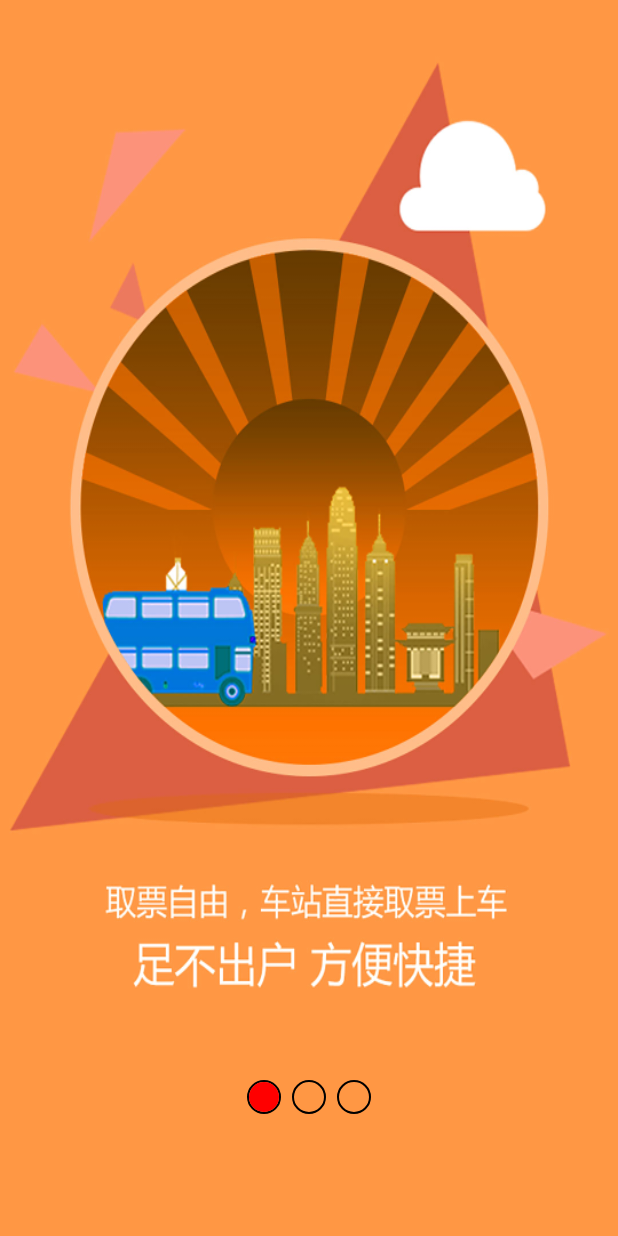
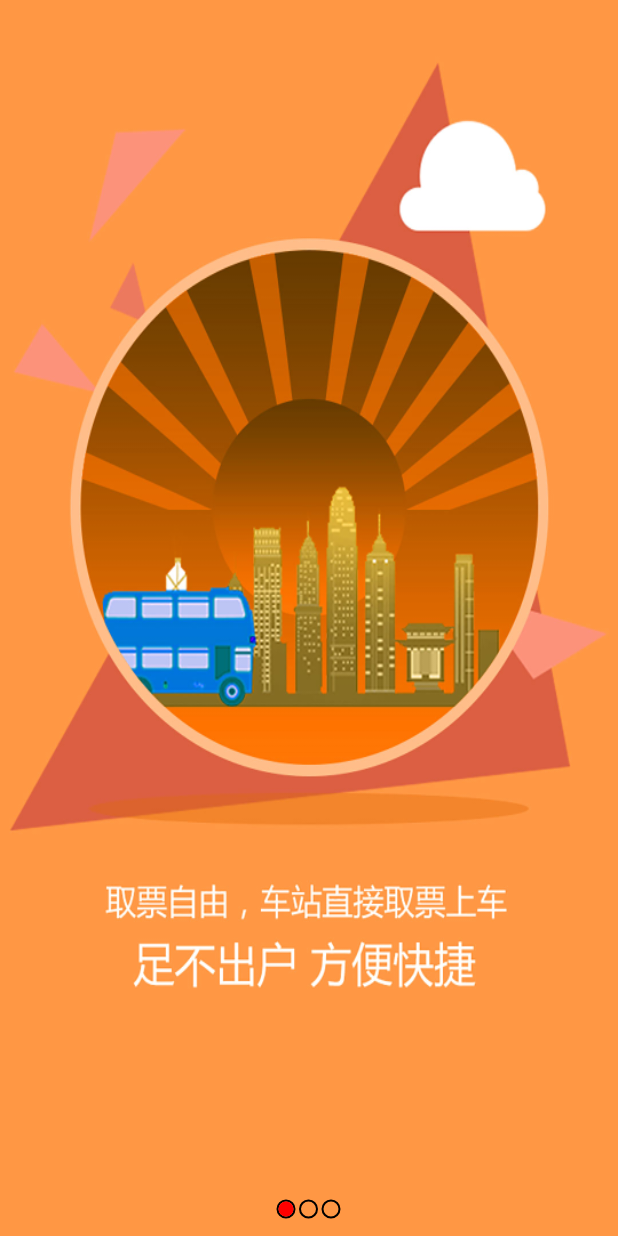
Before and after one commit to aitonjiaotong/BaMinPiaoWu20160422, an Android app: the screen it shows after launch (GuideActivity), on a phone screen of 412 x 824 dp. Run offline under Robolectric (Android 15) with nearby library versions, the phone set to English and light mode, and no system bars; our stand-ins replace CircleImageView.

Commit message:
2016年4月22日17:07:55

```diff
--- a/八闽客票/src/main/java/bamin/com/kepiao/activity/GuideActivity.java
+++ b/八闽客票/src/main/java/bamin/com/kepiao/activity/GuideActivity.java
@@ -37,7 +37,8 @@ public class GuideActivity extends FragmentActivity
         @Override
         public void onPageScrolled(int position, float positionOffset, int positionOffsetPixels)
         {
-            mViewPagerIndicator.move(positionOffset, position);
+//            mViewPagerIndicator.move(positionOffset, position);
+            mViewPagerIndicator.move( position);
         }
 
         @Override
--- a/八闽客票/src/main/java/bamin/com/kepiao/customView/ViewPagerIndicator.java
+++ b/八闽客票/src/main/java/bamin/com/kepiao/customView/ViewPagerIndicator.java
@@ -13,9 +13,10 @@ import android.view.View;
 import bamin.com.kepiao.R;
 
 
-public class ViewPagerIndicator extends View {
-	private static int CX ;
-	private static  int CY ;
+public class ViewPagerIndicator extends View
+{
+    private static int CX;
+    private static int CY;
     private static float radiusSize = 20;
 
     //	private Paint paint;
@@ -26,13 +27,16 @@ public class ViewPagerIndicator extends View {
     private int indicatorCount;
 
     @Override
-	protected void onDraw(Canvas canvas) {
-		if (CX == 0){
+    protected void onDraw(Canvas canvas)
+    {
+        if (CX == 0)
+        {
             int width = getWidth();
             CY = getHeight() / 2;
-			switch (layout_position) {
+            switch (layout_position)
+            {
                 case 0:// 居中
-				CX = (int) (width/2 - (indicatorCount - 1) * 1.5 * radiusSize);
+                    CX = (int) (width / 2 - (indicatorCount - 1) * 1.5 * radiusSize);
                     break;
                 case 1:// 居左
                     CX = (int) (2 * radiusSize);
@@ -45,7 +49,8 @@ public class ViewPagerIndicator extends View {
                     break;
             }
         }
-		for (int i = 0; i < indicatorCount; i++) {
+        for (int i = 0; i < indicatorCount; i++)
+        {
 //			canvas.drawCircle(CX + i * 3 * radiusSize, CY, radiusSize, paint);
             canvas.drawCircle(CX + i * 3 * radiusSize, CY, radiusSize + 1, paint2);
         }
@@ -53,21 +58,36 @@ public class ViewPagerIndicator extends View {
         canvas.drawCircle(CX + offset, CY, radiusSize, paint3);
     }
 
-	public void move(float percent, int position) {
-		if(position == (indicatorCount - 1))
+    public void move(int position)
+    {
+        if (position == 0)
+        {
+            offset = (int) ((position) * 3 * radiusSize);
+        } else
+        {
+            offset = (int) ((position) * 3 * radiusSize) + 1;
+        }
+        invalidate();
+    }
+
+    public void move(float percent, int position)
+    {
+        if (position == (indicatorCount - 1))
         {
             percent = 0;
         }
-		if(position == 0 ){
+        if (position == 0)
+        {
             offset = (int) ((percent + position) * 3 * radiusSize);
-		}else
+        } else
         {
             offset = (int) ((percent + position) * 3 * radiusSize) + 1;
         }
         invalidate();
     }
 
-	private void initPaint() {
+    private void initPaint()
+    {
 //		paint = new Paint(Paint.ANTI_ALIAS_FLAG);
 //		paint.setColor(Color.LTGRAY);
 //		paint.setTextSize(26);
@@ -81,7 +101,8 @@ public class ViewPagerIndicator extends View {
         paint2.setTextSize(26);
     }
 
-	public ViewPagerIndicator(Context context, AttributeSet attrs) {
+    public ViewPagerIndicator(Context context, AttributeSet attrs)
+    {
         super(context, attrs);
         TypedArray array = context.obtainStyledAttributes(attrs,
                 R.styleable.ViewPagerIndicator);
@@ -93,15 +114,6 @@ public class ViewPagerIndicator extends View {
         initPaint();
 
 
-
-
-
-
-
-
-
-
-
     }
 
 }
--- a/八闽客票/src/main/res/layout/activity_guide.xml
+++ b/八闽客票/src/main/res/layout/activity_guide.xml
@@ -1,27 +1,27 @@
 <?xml version="1.0" encoding="utf-8"?>
 <RelativeLayout
     xmlns:android="http://schemas.android.com/apk/res/android"
+    xmlns:ViewPagerIndicator="http://schemas.android.com/apk/res-auto"
     xmlns:tools="http://schemas.android.com/tools"
-    xmlns:ViewPagerIndicator="http://schemas.android.com/apk/res-auto"
     android:layout_width="match_parent"
     android:layout_height="match_parent"
     tools:context="bamin.com.kepiao.activity.GuideActivity">
 
     <android.support.v4.view.ViewPager
+        android:id="@+id/myPager"
         android:layout_width="match_parent"
-        android:layout_height="match_parent"
-        android:id="@+id/myPager">
+        android:layout_height="match_parent">
     </android.support.v4.view.ViewPager>
 
     <bamin.com.kepiao.customView.ViewPagerIndicator
+        android:id="@+id/ViewPagerIndicator"
         android:layout_width="match_parent"
         android:layout_height="25dp"
-        android:id="@+id/ViewPagerIndicator"
+        android:layout_alignParentBottom="true"
+        android:layout_marginBottom="5dp"
         ViewPagerIndicator:indicatorCount="3"
-        ViewPagerIndicator:radiusSize="10dp"
         ViewPagerIndicator:layout_position="middle"
-        android:layout_alignParentBottom="true"
-        android:layout_marginBottom="80dp">
+        ViewPagerIndicator:radiusSize="5dp">
     </bamin.com.kepiao.customView.ViewPagerIndicator>
 
 </RelativeLayout>
--- a/八闽客票/src/main/res/layout/fragment_guide.xml
+++ b/八闽客票/src/main/res/layout/fragment_guide.xml
@@ -18,7 +18,7 @@
         android:layout_height="50dp"
         android:layout_alignParentBottom="true"
         android:layout_centerHorizontal="true"
-        android:layout_marginBottom="20dp"
+        android:layout_marginBottom="40dp"
         android:layout_marginLeft="80dp"
         android:background="#ffffff"
         android:text="马上体验"
```
Lines whose indentation alone changed are shown as unchanged.
